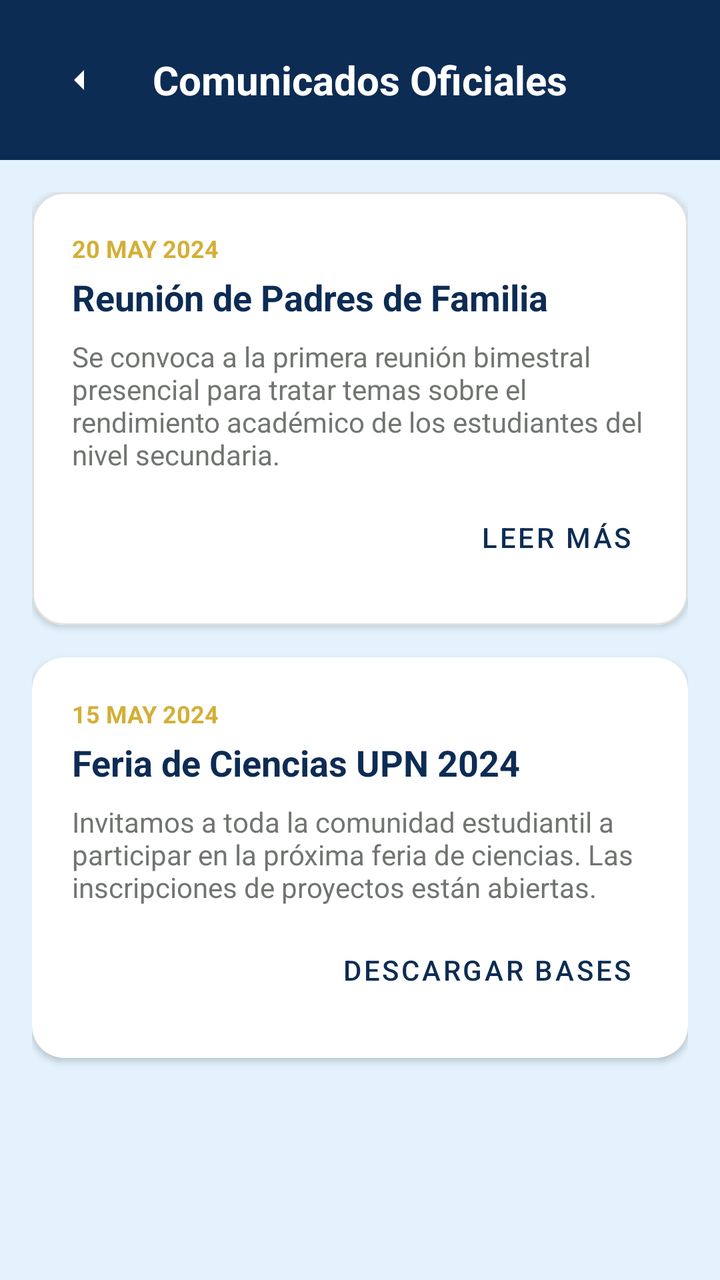
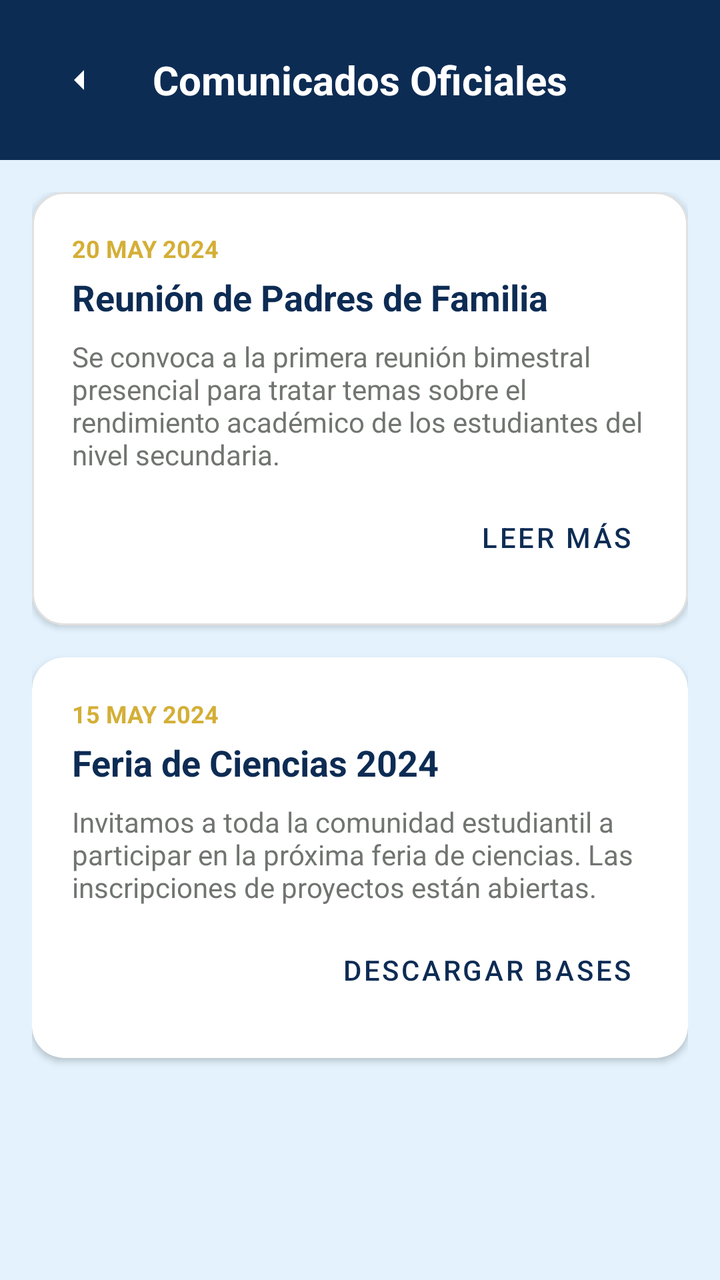

Screens rendered from an Android XML layout before and after an edit, with the pre-edit source and the edit as a unified diff.
<!-- AndroidManifest.xml: application theme Theme.UPNFit -->
<!-- res/layout/activity_comunicados.xml -->
<?xml version="1.0" encoding="utf-8"?>
<LinearLayout xmlns:android="http://schemas.android.com/apk/res/android"
    xmlns:app="http://schemas.android.com/apk/res-auto"
    android:id="@+id/main"
    android:layout_width="match_parent"
    android:layout_height="match_parent"
    android:background="@color/azulino_claro"
    android:orientation="vertical">

    <RelativeLayout
        android:layout_width="match_parent"
        android:layout_height="wrap_content"
        android:background="@color/azul_marino"
        android:padding="20dp">

        <ImageButton
            android:id="@+id/btnBackComunicados"
            android:layout_width="40dp"
            android:layout_height="40dp"
            android:background="?attr/selectableItemBackgroundBorderless"
            android:contentDescription="Volver"
            android:src="@drawable/ic_back_arrow"
            app:tint="@color/white" />

        <TextView
            android:layout_width="wrap_content"
            android:layout_height="wrap_content"
            android:layout_centerHorizontal="true"
            android:layout_centerVertical="true"
            android:text="Comunicados Oficiales"
            android:textColor="@color/white"
            android:textSize="20sp"
            android:textStyle="bold" />
    </RelativeLayout>

    <ScrollView
        android:layout_width="match_parent"
        android:layout_height="match_parent"
        android:padding="16dp">

        <LinearLayout
            android:id="@+id/containerComunicados"
            android:layout_width="match_parent"
            android:layout_height="wrap_content"
            android:orientation="vertical">

            
            <com.google.android.material.card.MaterialCardView
                android:layout_width="match_parent"
                android:layout_height="wrap_content"
                android:layout_marginBottom="16dp"
                app:cardCornerRadius="16dp"
                app:cardElevation="2dp"
                app:strokeWidth="1dp"
                app:strokeColor="#E0E0E0">

                <LinearLayout
                    android:layout_width="match_parent"
                    android:layout_height="wrap_content"
                    android:orientation="vertical"
                    android:padding="20dp">

                    <TextView
                        android:layout_width="wrap_content"
                        android:layout_height="wrap_content"
                        android:text="20 MAY 2024"
                        android:textColor="@color/dorado_perfil"
                        android:textSize="12sp"
                        android:textStyle="bold" />

                    <TextView
                        android:layout_width="wrap_content"
                        android:layout_height="wrap_content"
                        android:layout_marginTop="4dp"
                        android:text="Reunión de Padres de Familia"
                        android:textColor="@color/azul_marino"
                        android:textSize="18sp"
                        android:textStyle="bold" />

                    <TextView
                        android:layout_width="wrap_content"
                        android:layout_height="wrap_content"
                        android:layout_marginTop="8dp"
                        android:text="Se convoca a la primera reunión bimestral presencial para tratar temas sobre el rendimiento académico de los estudiantes del nivel secundaria."
                        android:textColor="@color/gris_upn"
                        android:textSize="14sp" />

                    <Button
                        style="@style/Widget.MaterialComponents.Button.TextButton"
                        android:layout_width="wrap_content"
                        android:layout_height="wrap_content"
                        android:layout_gravity="end"
                        android:layout_marginTop="8dp"
                        android:text="LEER MÁS"
                        android:textColor="@color/azul_marino" />
                </LinearLayout>
            </com.google.android.material.card.MaterialCardView>

            
            <com.google.android.material.card.MaterialCardView
                android:layout_width="match_parent"
                android:layout_height="wrap_content"
                android:layout_marginBottom="16dp"
                app:cardCornerRadius="16dp"
                app:cardElevation="2dp">

                <LinearLayout
                    android:layout_width="match_parent"
                    android:layout_height="wrap_content"
                    android:orientation="vertical"
                    android:padding="20dp">

                    <TextView
                        android:layout_width="wrap_content"
                        android:layout_height="wrap_content"
                        android:text="15 MAY 2024"
                        android:textColor="@color/dorado_perfil"
                        android:textSize="12sp"
                        android:textStyle="bold" />

                    <TextView
                        android:layout_width="wrap_content"
                        android:layout_height="wrap_content"
                        android:layout_marginTop="4dp"
                        android:text="Feria de Ciencias UPN 2024"
                        android:textColor="@color/azul_marino"
                        android:textSize="18sp"
                        android:textStyle="bold" />

                    <TextView
                        android:layout_width="wrap_content"
                        android:layout_height="wrap_content"
                        android:layout_marginTop="8dp"
                        android:text="Invitamos a toda la comunidad estudiantil a participar en la próxima feria de ciencias. Las inscripciones de proyectos están abiertas."
                        android:textColor="@color/gris_upn"
                        android:textSize="14sp" />

                    <Button
                        style="@style/Widget.MaterialComponents.Button.TextButton"
                        android:layout_width="wrap_content"
                        android:layout_height="wrap_content"
                        android:layout_gravity="end"
                        android:layout_marginTop="8dp"
                        android:text="DESCARGAR BASES"
                        android:textColor="@color/azul_marino" />
                </LinearLayout>
            </com.google.android.material.card.MaterialCardView>

        </LinearLayout>
    </ScrollView>

</LinearLayout>
<!-- resources referenced by this layout -->
<resources>
  <color name="azul_marino">#0D2C54</color>
  <color name="azulino_claro">#E3F2FD</color>
  <color name="dorado_perfil">#D4AF37</color>
  <color name="gris_upn">#717571</color>
  <color name="white">#FFFFFF</color>
  <!-- drawable ic_back_arrow (drawable) -->
  <vector xmlns:android="http://schemas.android.com/apk/res/android"
      android:width="24dp"
      android:height="24dp"
      android:viewportWidth="24"
      android:viewportHeight="24">
      <path
          android:fillColor="#FFFFFF"
          android:pathData="M14,7l-5,5 5,5" />
  </vector>
  <style name="Theme.UPNFit" parent="Theme.MaterialComponents.DayNight.NoActionBar">
          
          <item name="colorPrimary">@color/purple_500</item>
          <item name="colorPrimaryVariant">@color/purple_700</item>
          <item name="colorOnPrimary">@color/white</item>
          
          <item name="colorSecondary">@color/teal_200</item>
          <item name="colorSecondaryVariant">@color/teal_700</item>
          <item name="colorOnSecondary">@color/black</item>
          
          <item name="android:statusBarColor">?attr/colorPrimaryVariant</item>
          
      </style>
  <color name="purple_500">#FF6200EE</color>
  <color name="purple_700">#FF3700B3</color>
  <color name="teal_200">#FF03DAC5</color>
  <color name="teal_700">#FF018786</color>
  <color name="black">#FF000000</color>
</resources>

<!-- the commit's change to res/layout/activity_comunicados.xml (unified diff, before → after) -->
@@ -122,7 +122,7 @@
                         android:layout_width="wrap_content"
                         android:layout_height="wrap_content"
                         android:layout_marginTop="4dp"
-                        android:text="Feria de Ciencias UPN 2024"
+                        android:text="Feria de Ciencias 2024"
                         android:textColor="@color/azul_marino"
                         android:textSize="18sp"
                         android:textStyle="bold" />
